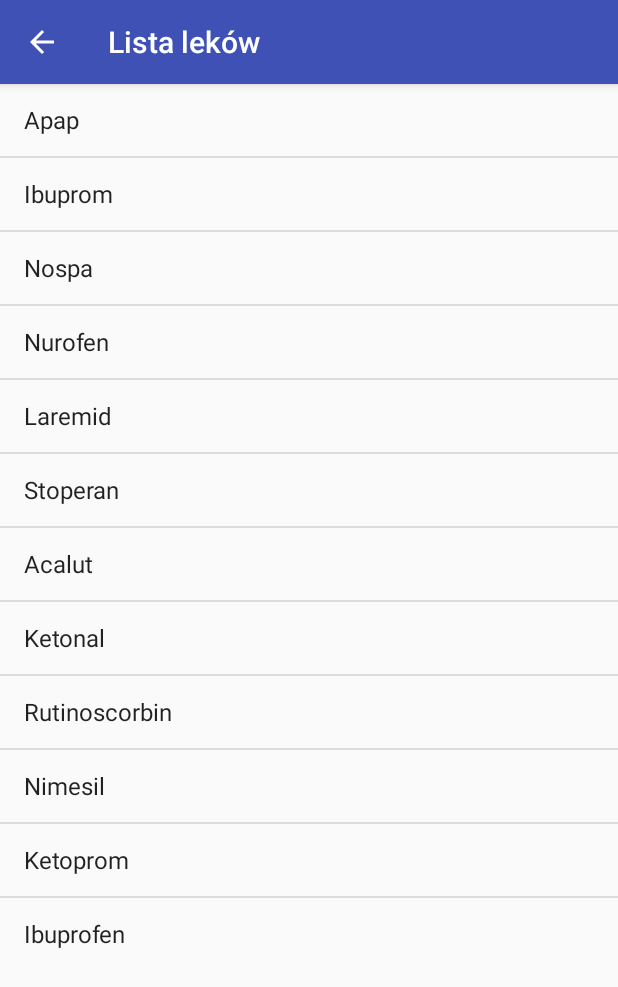
After one commit to SmartUS-KNI/WirtualnaApteczka, an Android app: the ActivityMedicineList screen opened directly, with no data from a screen before it, on a phone screen of 412 x 824 dp. The commit adds this screen. Shown: the top 987 px of the screen. Run offline under Robolectric (Android 15) with nearby library versions, the phone set to English and light mode, and no system bars.

Commit message:
Added fully functioning simple Medicine List Adapter on dummy data

```diff
--- /dev/null
+++ b/app/src/main/java/smartcity/kni/wirtualnaapteczka/ActivityMedicineList.java
@@ -0,0 +1,43 @@
+package smartcity.kni.wirtualnaapteczka;
+
+import android.support.v7.app.AppCompatActivity;
+import android.os.Bundle;
+import android.widget.ListView;
+
+import java.util.ArrayList;
+import java.util.List;
+
+import smartcity.kni.wirtualnaapteczka.adapters.DummyMedicine;
+import smartcity.kni.wirtualnaapteczka.adapters.MedicineListAdapter;
+
+public class ActivityMedicineList extends AppCompatActivity {
+
+    MedicineListAdapter mMedicineListAdapter;
+
+    @Override
+    protected void onCreate(Bundle savedInstanceState) {
+        super.onCreate(savedInstanceState);
+        setContentView(R.layout.activity_medicine_list);
+        setTitle(R.string.title_activity_medicine_list);
+
+        // --- DUMMY DATA!!! ---
+        ArrayList<DummyMedicine> dummyMedicines = new ArrayList<>();
+        dummyMedicines.add(new DummyMedicine("Apap"));
+        dummyMedicines.add(new DummyMedicine("Ibuprom"));
+        dummyMedicines.add(new DummyMedicine("Nospa"));
+        dummyMedicines.add(new DummyMedicine("Nurofen"));
+        dummyMedicines.add(new DummyMedicine("Laremid"));
+        dummyMedicines.add(new DummyMedicine("Stoperan"));
+        dummyMedicines.add(new DummyMedicine("Acalut"));
+        dummyMedicines.add(new DummyMedicine("Ketonal"));
+        dummyMedicines.add(new DummyMedicine("Rutinoscorbin"));
+        dummyMedicines.add(new DummyMedicine("Nimesil"));
+        dummyMedicines.add(new DummyMedicine("Ketoprom"));
+        dummyMedicines.add(new DummyMedicine("Ibuprofen"));
+        // --- DUMMY DATA!!! ---
+
+        ListView medicineListView = (ListView) findViewById(R.id.Medicine_ListView);
+        mMedicineListAdapter = new MedicineListAdapter(this,dummyMedicines);
+        medicineListView.setAdapter(mMedicineListAdapter);
+    }
+}
--- /dev/null
+++ b/app/src/main/java/smartcity/kni/wirtualnaapteczka/adapters/DummyMedicine.java
@@ -0,0 +1,24 @@
+package smartcity.kni.wirtualnaapteczka.adapters;
+
+/**
+ * Created by Radek on 07-Feb-18.
+ */
+
+public class DummyMedicine {
+
+    private String mMedicineName;
+
+    public DummyMedicine(String mMedicineName){
+        this.mMedicineName = mMedicineName;
+
+    }
+
+    public String getmMedicineName() {
+        return mMedicineName;
+    }
+
+    public void setmMedicineName(String mMedicineName) {
+        this.mMedicineName = mMedicineName;
+    }
+
+}
--- /dev/null
+++ b/app/src/main/java/smartcity/kni/wirtualnaapteczka/adapters/MedicineListAdapter.java
@@ -0,0 +1,46 @@
+package smartcity.kni.wirtualnaapteczka.adapters;
+
+import android.app.Activity;
+import android.support.annotation.NonNull;
+import android.support.annotation.Nullable;
+import android.view.LayoutInflater;
+import android.view.View;
+import android.view.ViewGroup;
+import android.widget.Adapter;
+import android.widget.ArrayAdapter;
+import android.widget.TextView;
+
+import java.util.ArrayList;
+import java.util.List;
+
+import smartcity.kni.wirtualnaapteczka.R;
+
+/**
+ * Created by Radek on 07-Feb-18.
+ */
+
+public class MedicineListAdapter extends ArrayAdapter<DummyMedicine> {
+
+    public MedicineListAdapter(Activity context, ArrayList<DummyMedicine> medicines){
+        super(context, 0, medicines);
+    }
+
+
+    @NonNull
+    @Override
+    public View getView(int position, @Nullable View convertView, @NonNull ViewGroup parent) {
+        View listItemView = convertView;
+        if(listItemView == null){
+            listItemView = LayoutInflater.from(getContext()).inflate(
+                    android.R.layout.simple_list_item_1, null);
+        }
+
+        DummyMedicine dummyMedicine = getItem(position);
+
+        TextView medicineNameTV = (TextView) listItemView.findViewById(android.R.id.text1);
+        medicineNameTV.setText(dummyMedicine.getmMedicineName());
+
+        return listItemView;
+
+    }
+}
--- a/app/src/main/res/layout/activity_main.xml
+++ b/app/src/main/res/layout/activity_main.xml
@@ -1,5 +1,7 @@
 <?xml version="1.0" encoding="utf-8"?>
-<android.support.constraint.ConstraintLayout xmlns:android="http://schemas.android.com/apk/res/android"
+<android.support.constraint.ConstraintLayout
+    android:id="@+id/cl"
+    xmlns:android="http://schemas.android.com/apk/res/android"
     xmlns:app="http://schemas.android.com/apk/res-auto"
     xmlns:tools="http://schemas.android.com/tools"
     android:layout_width="match_parent"
--- a/app/src/main/res/layout/activity_new_medicine_form.xml
+++ b/app/src/main/res/layout/activity_new_medicine_form.xml
@@ -1,5 +1,6 @@
 <?xml version="1.0" encoding="utf-8"?>
 <android.support.constraint.ConstraintLayout xmlns:android="http://schemas.android.com/apk/res/android"
+    android:id="@+id/newwww"
     xmlns:app="http://schemas.android.com/apk/res-auto"
     xmlns:tools="http://schemas.android.com/tools"
     android:layout_width="match_parent"
--- a/app/src/main/res/values/strings.xml
+++ b/app/src/main/res/values/strings.xml
@@ -3,6 +3,7 @@
     <!--strings used in layout-->
     <string name="app_name">Wirtualna Apteczka</string>
     <string name="title_activity_new_medicine_form">newMedicineForm</string>
+    <string name="title_activity_medicine_list">Lista leków</string>
     <string name="add_new_medicine">Dodanie Nowego Leku</string>
     <string name="details">Szczegóły leku</string>
     <string name="name_of_medicine">Nazwa leku</string>
```
Also changed, not shown: app/src/main/AndroidManifest.xml (+9 -1 lines), app/src/main/java/smartcity/kni/wirtualnaapteczka/Main.java (+38 -0 lines), app/src/main/res/layout/activity_medicine_list.xml (+4 -38 lines).
